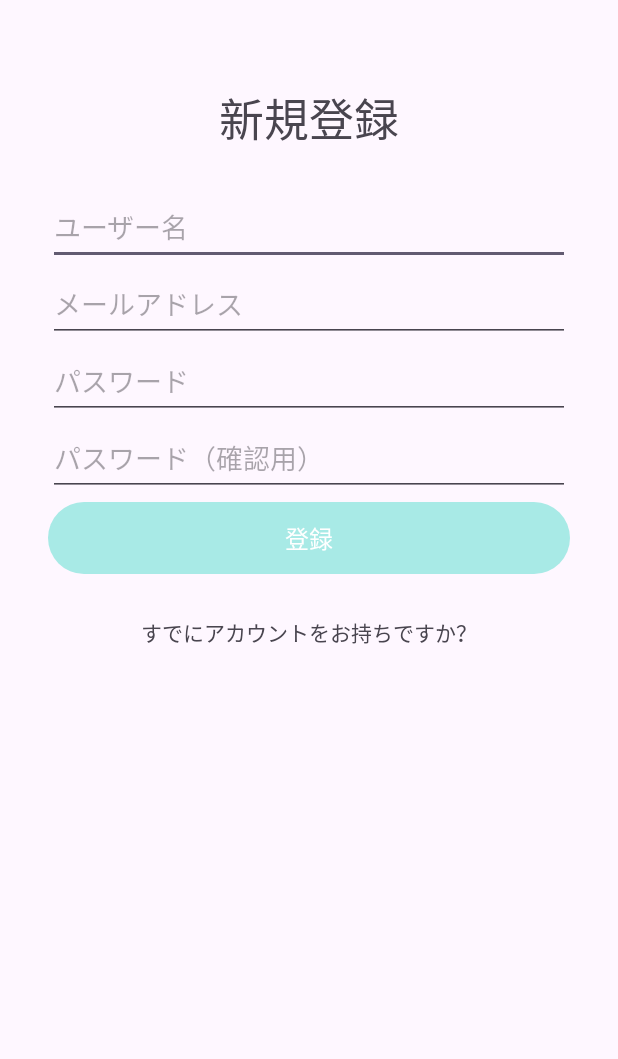
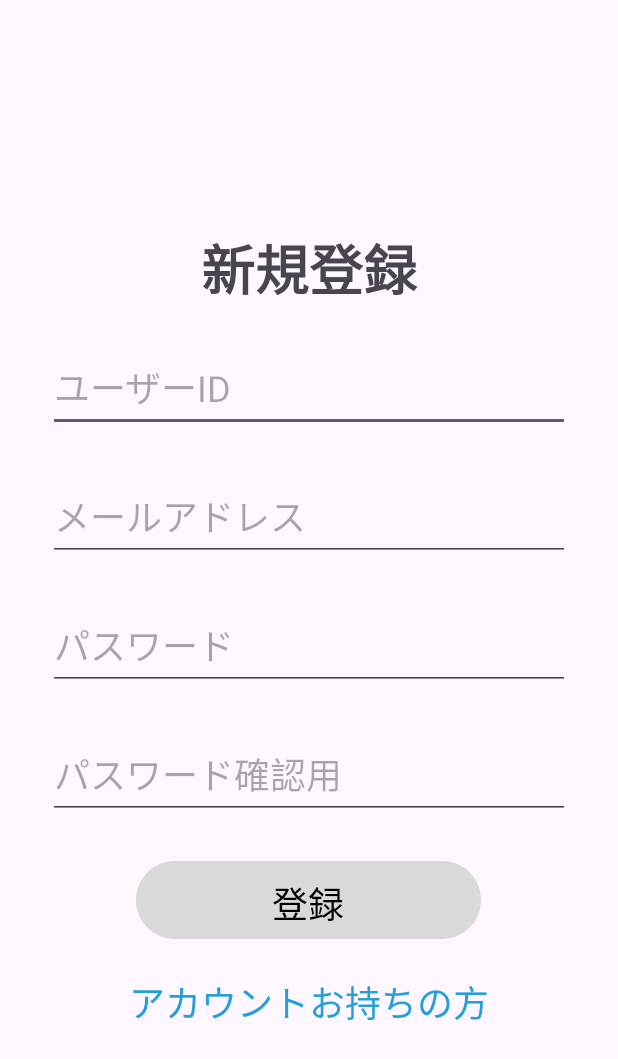
Before and after one commit to yamashita1001/J18_TeamProject, an Android app: the RegisterActivity screen opened directly, with no data from a screen before it, on a phone screen of 412 x 824 dp. Shown: the top 1059 px of the screen. Run offline under Robolectric (Android 15) with nearby library versions, the phone set to English and light mode, and no system bars.

Commit message:
新規登録デザイン

```diff
--- a/app/src/main/java/com/example/test/RegisterActivity.kt
+++ b/app/src/main/java/com/example/test/RegisterActivity.kt
@@ -4,6 +4,7 @@ import android.content.Intent
 import android.os.Bundle
 import android.widget.Button
 import android.widget.EditText
+import android.widget.TextView
 import android.widget.Toast
 import androidx.appcompat.app.AppCompatActivity
 
@@ -23,6 +24,7 @@ class RegisterActivity : AppCompatActivity() {
         val passwordEditText: EditText = findViewById(R.id.password)
         val confirmPasswordEditText: EditText = findViewById(R.id.confirmPassword)
         val registerButton: Button = findViewById(R.id.registerButton)
+        val loginLink: TextView = findViewById(R.id.loginLink)
 
         registerButton.setOnClickListener {
             val userId = usernameEditText.text.toString()
@@ -55,5 +57,14 @@ class RegisterActivity : AppCompatActivity() {
                 }
             }
         }
+
+        // アカウントをすでに持っている場合のボタン遷移
+        loginLink.setOnClickListener {
+            // MainActivityに戻る
+            val intent = Intent(this, MainActivity::class.java)
+            startActivity(intent)
+            finish()
+        }
+
     }
 }
--- a/app/src/main/res/layout/activity_register.xml
+++ b/app/src/main/res/layout/activity_register.xml
@@ -10,67 +10,90 @@
         android:layout_width="match_parent"
         android:layout_height="wrap_content"
         android:text="新規登録"
-        android:textSize="30dp"
+        android:textSize="36sp"
+        android:textStyle="bold"
         android:gravity="center"
-        android:layout_marginTop="24dp"
+        android:layout_marginTop="120dp"
         android:layout_marginBottom="24dp" />
 
     <EditText
         android:id="@+id/username"
         android:layout_width="match_parent"
         android:layout_height="wrap_content"
-        android:hint="ユーザー名"
+        android:hint="ユーザーID"
+        android:textSize="24sp"
         android:inputType="text"
-        android:paddingTop="12dp"
         android:paddingBottom="12dp"
         android:minHeight="48dp" />
+
+    <!-- 余白 -->
+    <View
+        android:layout_width="match_parent"
+        android:layout_height="28dp" />
 
     <EditText
         android:id="@+id/email"
         android:layout_width="match_parent"
         android:layout_height="wrap_content"
         android:hint="メールアドレス"
+        android:textSize="24sp"
         android:inputType="textEmailAddress"
-        android:paddingTop="12dp"
         android:paddingBottom="12dp"
         android:minHeight="48dp" />
+
+    <!-- 余白 -->
+    <View
+        android:layout_width="match_parent"
+        android:layout_height="28dp" />
 
     <EditText
         android:id="@+id/password"
         android:layout_width="match_parent"
         android:layout_height="wrap_content"
         android:hint="パスワード"
+        android:textSize="24sp"
         android:inputType="textPassword"
-        android:paddingTop="12dp"
         android:paddingBottom="12dp"
         android:minHeight="48dp" />
 
+    <!-- 余白 -->
+    <View
+        android:layout_width="match_parent"
+        android:layout_height="28dp" />
     <EditText
         android:id="@+id/confirmPassword"
         android:layout_width="match_parent"
         android:layout_height="wrap_content"
-        android:hint="パスワード（確認用）"
+        android:hint="パスワード確認用"
+        android:textSize="24sp"
         android:inputType="textPassword"
-        android:paddingTop="12dp"
         android:paddingBottom="12dp"
         android:minHeight="48dp" />
 
+    <!-- 余白 -->
+    <View
+        android:layout_width="match_parent"
+        android:layout_height="24dp" />
+
     <Button
         android:id="@+id/registerButton"
-        android:layout_width="match_parent"
-        android:layout_height="wrap_content"
+        android:layout_width="230dp"
+        android:layout_height="60dp"
+        android:layout_gravity="center"
+        android:textColor="@color/black"
+        android:backgroundTint="@color/gray"
         android:text="登録"
-        android:textSize="16dp"
-        android:paddingTop="12dp"
-        android:paddingBottom="12dp"
-        android:minHeight="48dp" />
+        android:textSize="24sp"
+        android:padding="10dp" />
 
     <TextView
         android:id="@+id/loginLink"
         android:layout_width="match_parent"
         android:layout_height="wrap_content"
-        android:text="すでにアカウントをお持ちですか？"
+        android:text="アカウントお持ちの方"
+        android:textColor="@color/skyblue"
+        android:textSize="24sp"
         android:gravity="center"
-        android:layout_marginTop="24dp" />
+        android:layout_marginTop="20dp" />
 
 </LinearLayout>
--- a/app/src/main/res/values/colors.xml
+++ b/app/src/main/res/values/colors.xml
@@ -4,4 +4,6 @@
     <color name="white">#FFFFFFFF</color>
     <!-- 必要に応じて色を追加 -->
     <color name="lightblue">#A8EAE6</color>
+    <color name="gray">#FFD9D9D9</color>
+    <color name="skyblue">#FF249FD9</color>
 </resources>
```
